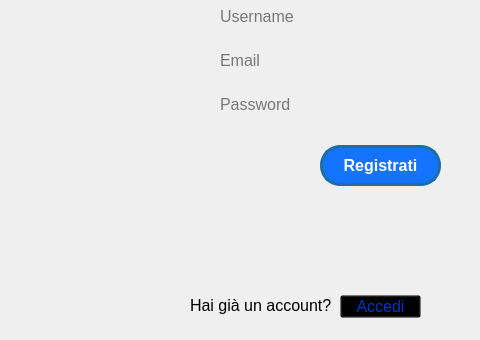
Old version of the form ClientModule/regwindow.ui in the repository giovannic96/Real-time-collaborative-text-editor; both pictures show x 420 to 900 and y 185 to 525 of the 900 by 525 pixel window.
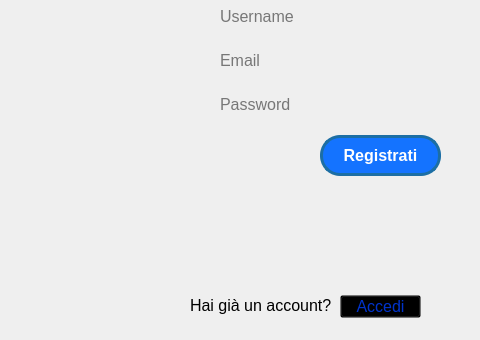
New version of the form. Icons and pictures are not drawn.

Patch:
```diff
--- a/ClientModule/regwindow.ui
+++ b/ClientModule/regwindow.ui
@@ -66,7 +66,7 @@
     <property name="geometry">
      <rect>
       <x>740</x>
-      <y>330</y>
+      <y>320</y>
       <width>121</width>
       <height>41</height>
      </rect>
```
